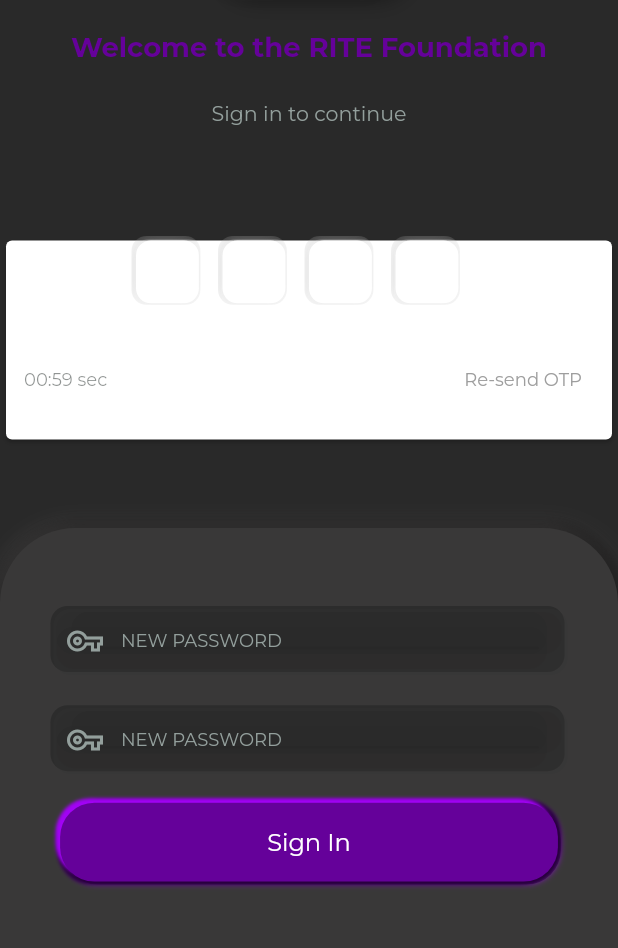
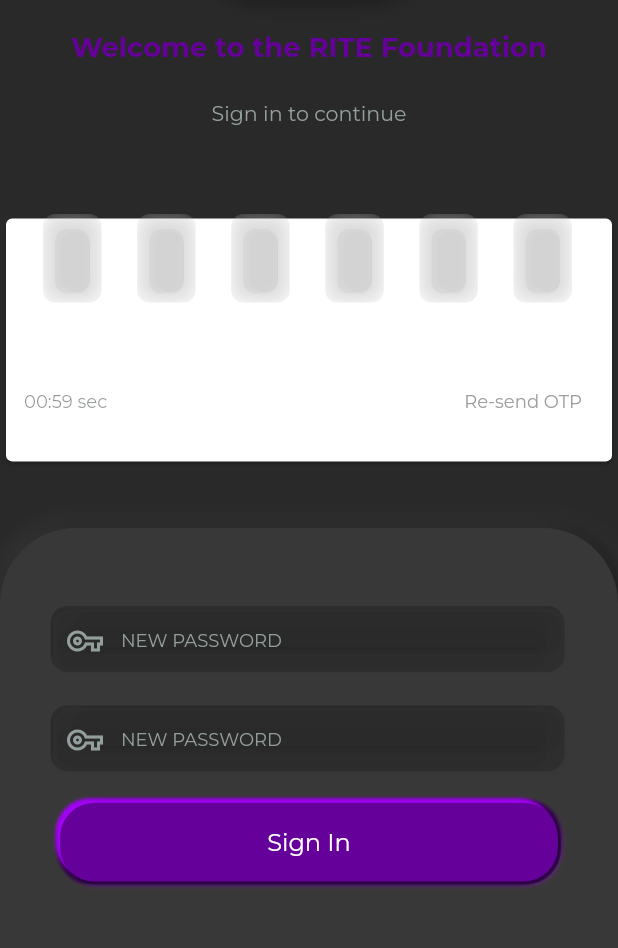
Before and after one commit to maheswarsiva/freezee_app, a Flutter app: the PasswordSetup screen opened directly, after a tap on "Sign In", on a phone screen of 412 x 824 dp, the part 278-1226 px from its top. Run offline on Flutter 3.47's test engine with Material 2 defaults, Android fonts, the phone set to English and light mode, and no system bars; drawn by our look-alikes of pin_code_fields; our stand-ins replace dio, flutter_screenutil, flutter_svg, fluttertoast, font_awesome_flutter, get and 6 more; missing offline and left inert: razorpay_flutter; accounts and stored records are empty; project files that could hold a hidden picture were left out.

Commit message:
Forgot password flow completed

```diff
--- a/lib/ModelView/database/Signup/signUpcontroller.dart
+++ b/lib/ModelView/database/Signup/signUpcontroller.dart
@@ -8,7 +8,7 @@
 // import 'package:page_transition/page_transition.dart';
 
 // import '../../../Model/register_model.dart';
-// import '../../../widgets/passcode.dart';
+// import '../../../widgets/otp_widget.dart';
 
 // class ForgotPasswordController extends GetxController with StateMixin {
 //   TextEditingController controller = TextEditingController();
@@ -45,7 +45,6 @@
 
 //   void verifyOtp(String otp) async {
 //     change(null, status: RxStatus.loading());
-
 
 //     var response = await Authenticate_user().verifyOtp(id, otp);
 
@@ -98,5 +97,4 @@
 //     }
 //   }
 
-
 // }
--- a/lib/View/SignIn/password_setup.dart
+++ b/lib/View/SignIn/password_setup.dart
@@ -7,7 +7,7 @@ import 'package:google_fonts/google_fonts.dart';
 import 'package:page_transition/page_transition.dart';
 
 import '../../widgets/logo.dart';
-import 'reset_password_screen/passcode.dart';
+import 'reset_password_screen/otp_widget.dart';
 
 class PasswordSetup extends StatefulWidget {
   const PasswordSetup({Key? key}) : super(key: key);
--- a/lib/View/SignIn/register_screen/email_verification_screen/email_verification_screen.dart
+++ b/lib/View/SignIn/register_screen/email_verification_screen/email_verification_screen.dart
@@ -146,7 +146,7 @@ class _EmailVerificationScreenState extends State<EmailVerificationScreen> {
                           bool isValidated =
                               logic.formKey.currentState!.validate();
                           if (isValidated) {
-                            logic.emailVerification();
+                            logic.sendEmailOtp();
 
                             // bool isOtpSend =
                             //     await logic.emailVerification();
--- a/lib/View/SignIn/reset_password_screen/passcode.dart
+++ b/lib/View/SignIn/reset_password_screen/otp_widget.dart
@@ -5,8 +5,10 @@ import 'package:flutter/material.dart';
 import 'package:flutter_screenutil/flutter_screenutil.dart';
 import 'package:freeze_app/Model/Theme/app_color.dart';
 import 'package:freeze_app/View/SignIn/register_screen/email_verification_screen/email_verification_controller.dart';
+import 'package:freeze_app/utils/apputils.dart';
 import 'package:get/get.dart';
 import 'package:get/get_rx/src/rx_types/rx_types.dart';
+import 'package:pin_code_fields/pin_code_fields.dart';
 
 class OTPWidget extends StatefulWidget {
   final bool? forgotPassword;
@@ -79,26 +81,81 @@ class _OTPWidgetState extends State<OTPWidget> {
                   // const SizedBox(
                   //   height: 37.83,
                   // ),
-                  Row(
-                    mainAxisAlignment: MainAxisAlignment.center,
-                    children: [
-                      _otp(1, textFirstFocusNode),
-                      const SizedBox(
-                        width: 15.73,
-                      ),
-                      _otp(2, textSecondFocusNode),
-                      const SizedBox(
-                        width: 15.73,
-                      ),
-                      _otp(3, textThirdFocusNode),
-                      const SizedBox(
-                        width: 15.73,
-                      ),
-                      _otp(4, textFourthFocusNode),
-                      const SizedBox(
-                        width: 15.73,
-                      )
+                  PinCodeTextField(
+                    enablePinAutofill: false,
+                    appContext: context,
+                    onChanged: (String value) {
+                      // user.otp = value;
+                    },
+                    validator: (String? value) {},
+                    onCompleted: (String value) async {
+                      AppUtils.hideKeyBoard(context);
+                      if (otpcontroller.text.length == 6) {
+                        widget.onSubmit(otpcontroller.text.trim());
+                      }
+                    },
+                    length: 6,
+                    boxShadows: [
+                      BoxShadow(
+                          color: Color.fromRGBO(185, 185, 185, 0.9),
+                          spreadRadius: -8,
+                          offset: Offset(1, 1)),
+                      BoxShadow(
+                          color: Color.fromRGBO(255, 255, 255, 0.9),
+                          spreadRadius: -6,
+                          offset: Offset(-1, -1)),
+                      // BoxShadow(
+                      //     color: Color.fromRGBO(185, 185, 185, 0.2),
+                      //     spreadRadius: -6,
+                      //     offset: Offset(1, -1)),
+                      BoxShadow(
+                          color: Color.fromRGBO(185, 185, 185, 0.2),
+                          spreadRadius: -6,
+                          offset: Offset(-1, 1)),
+                      BoxShadow(
+                          color: Color.fromRGBO(185, 185, 185, 0.5),
+                          spreadRadius: 2,
+                          offset: Offset(-1, -1),
+                          blurRadius: 10,
+                          blurStyle: BlurStyle.inner),
+                      // BoxShadow(
+                      //     color: Color.fromRGBO(255, 255, 255, 0.3),
+                      //     spreadRadius: 2,
+                      //     offset: Offset(1, 1),
+                      //     blurRadius: 10,
+                      //     blurStyle: BlurStyle.inner),
                     ],
+                    textStyle: Theme.of(context)
+                        .textTheme
+                        .headline5!
+                        .copyWith(color: Colors.black),
+                    animationType: AnimationType.scale,
+                    animationDuration: const Duration(milliseconds: 300),
+                    keyboardType: TextInputType.number,
+                    controller: otpcontroller,
+                    mainAxisAlignment: MainAxisAlignment.spaceEvenly,
+                    obscureText: true,
+                    pinTheme: PinTheme(
+                      shape: PinCodeFieldShape.box,
+                      borderWidth: 1,
+                      borderRadius: BorderRadius.circular(8),
+                      inactiveColor: Colors.transparent,
+                      selectedColor: Colors.transparent,
+                      activeColor: Colors.transparent,
+
+                      // inactiveColor: controller.errorValue.value
+                      //     ? ColorResource.colorF92538
+                      //     : ColorResource.color222222,
+                      // selectedColor: controller.errorValue.value
+                      //     ? ColorResource.colorF92538
+                      //     : ColorResource.color222222,
+                      // activeColor: controller.errorValue.value
+                      //     ? ColorResource.colorF92538
+                      //     : ColorResource.color222222,
+                      fieldHeight: 55,
+                      fieldWidth: 35,
+                      //errorBorderColor: Colors.red
+                    ),
                   ),
                   const SizedBox(
                     height: 26.84,
@@ -130,7 +187,7 @@ class _OTPWidgetState extends State<OTPWidget> {
                                 ? () {
                                     EmailVerificationController controller =
                                         Get.find<EmailVerificationController>();
-                                    controller.emailVerification();
+                                    controller.sendEmailOtp();
                                     timer = Timer.periodic(
                                         const Duration(seconds: 1), (_) {
                                       print(secondsRemaining.value);
@@ -169,8 +226,6 @@ class _OTPWidgetState extends State<OTPWidget> {
   }
 
   Widget _otp(int index, FocusNode focusNode) => Container(
-        height: 41.94,
-        width: 41.94,
         decoration: BoxDecoration(
             color: Colors.white,
             borderRadius: BorderRadius.circular(10),
@@ -204,82 +259,45 @@ class _OTPWidgetState extends State<OTPWidget> {
                   blurRadius: 10,
                   blurStyle: BlurStyle.inner),
             ]),
-        // child: Obx(
-        //       () =>PinCodeTextField(
-        //     enablePinAutofill: false,
-        //     appContext: context,
-        //     onChanged: (String value) {
-        //       // user.otp = value;
-        //     },
-        //     validator: (String? value) {},
-        //     onCompleted: (String value) async {
-        //       AppUtils.hideKeyBoard(context);
-        //       if (controller.otpTextController.text.length == 6) {
-        //         bool isOtpVerified =
-        //             await controller.verifyOtp() ?? false;
-        //
-        //         // FIXME so far otp generate api is not working so 111111 is hardcoded to route next page
-        //
-        //         if (isOtpVerified ||
-        //             controller.otpTextController.text.trim() ==
-        //                 "111111") {
-        //           controller.timer.cancel();
-        //
-        //           if (controller.userType.value ==
-        //               UserType.newUser) {
-        //             Get.toNamed('/terms_conditions_screen');
-        //           } else if (controller.userType.value ==
-        //               UserType.returningUser) {
-        //             Get.toNamed('/set_pin_screen');
-        //           }
-        //         } else {
-        //           controller.updateErrorValue();
-        //           controller.otpTextController.clear();
-        //           if (controller.attemptCount.value == 3) {
-        //             AppUtils.showErrorSnackBar(context,
-        //                 'Your number has been blocked for 6 hours contact support.');
-        //             controller.updateIscontact();
-        //           } else {
-        //             AppUtils.showSnackBar(context,
-        //                 '\n${3 - controller.attemptCount.value} attempts remaining\n');
-        //           }
-        //           if (controller.attemptCount.value != 3) {
-        //             controller.increaseAttemptCount();
-        //           }
-        //         }
-        //       }
-        //     },
-        //     length: 6,
-        //     textStyle: Theme.of(context)
-        //         .textTheme
-        //         .headline5!
-        //         .copyWith(
-        //         color:
-        //         ColorResource.getBlackTextColor(context)),
-        //     animationType: AnimationType.scale,
-        //     animationDuration: const Duration(milliseconds: 300),
-        //     keyboardType: TextInputType.number,
-        //     controller: controller.otpTextController,
-        //     mainAxisAlignment: MainAxisAlignment.spaceEvenly,
-        //     obscureText: true,
-        //     pinTheme: PinTheme(
-        //         shape: PinCodeFieldShape.box,
-        //         borderWidth: 1,
-        //         borderRadius: BorderRadius.circular(8),
-        //         inactiveColor: controller.errorValue.value
-        //             ? ColorResource.colorF92538
-        //             : ColorResource.color222222,
-        //         selectedColor: controller.errorValue.value
-        //             ? ColorResource.colorF92538
-        //             : ColorResource.color222222,
-        //         activeColor: controller.errorValue.value
-        //             ? ColorResource.colorF92538
-        //             : ColorResource.color222222,
-        //         fieldHeight: 55,
-        //         fieldWidth: 50,
-        //         errorBorderColor: ColorResource.colorF92538),
-        //   ),
-        // ),,
+        child: PinCodeTextField(
+          enablePinAutofill: false,
+          appContext: context,
+          onChanged: (String value) {
+            // user.otp = value;
+          },
+          validator: (String? value) {},
+          onCompleted: (String value) async {
+            AppUtils.hideKeyBoard(context);
+            if (otpcontroller.text.length == 6) {}
+          },
+          length: 4,
+          textStyle: Theme.of(context)
+              .textTheme
+              .headline5!
+              .copyWith(color: Colors.black),
+          animationType: AnimationType.scale,
+          animationDuration: const Duration(milliseconds: 300),
+          keyboardType: TextInputType.number,
+          controller: otpcontroller,
+          mainAxisAlignment: MainAxisAlignment.spaceEvenly,
+          obscureText: true,
+          pinTheme: PinTheme(
+              shape: PinCodeFieldShape.box,
+              borderWidth: 1,
+              borderRadius: BorderRadius.circular(8),
+              // inactiveColor: controller.errorValue.value
+              //     ? ColorResource.colorF92538
+              //     : ColorResource.color222222,
+              // selectedColor: controller.errorValue.value
+              //     ? ColorResource.colorF92538
+              //     : ColorResource.color222222,
+              // activeColor: controller.errorValue.value
+              //     ? ColorResource.colorF92538
+              //     : ColorResource.color222222,
+              fieldHeight: 55,
+              fieldWidth: 50,
+              errorBorderColor: Colors.red),
+        ),
       );
 
   Widget _closeBox() => Container(
--- a/lib/utils/apputils.dart
+++ b/lib/utils/apputils.dart
@@ -12,4 +12,8 @@ class AppUtils {
         textColor: Colors.white,
         fontSize: 14.0);
   }
+
+  static void hideKeyBoard(BuildContext context) {
+    FocusScope.of(context).requestFocus(FocusNode());
+  }
 }
```
Also changed, not shown: lib/View/SignIn/register_screen/email_verification_screen/email_verification_controller.dart (+4 -3 lines), lib/View/SignIn/reset_password_screen/resetPassword.dart (+16 -14 lines), lib/View/SignIn/reset_password_screen/reset_password_controller.dart (+17 -0 lines), lib/http/repository/login_repository.dart (+38 -0 lines), lib/http/response/OtpVerificationResponse.dart (added, +45 -0 lines).
